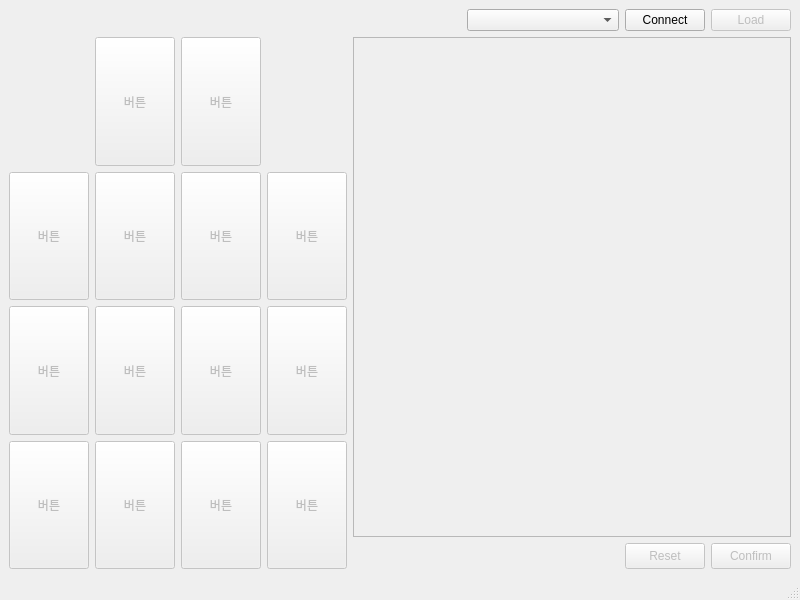
First picture: the form in QtFramework/KeyMacroBinder/mainwindow.ui, repository Cydnus/Study_files, before the edit.
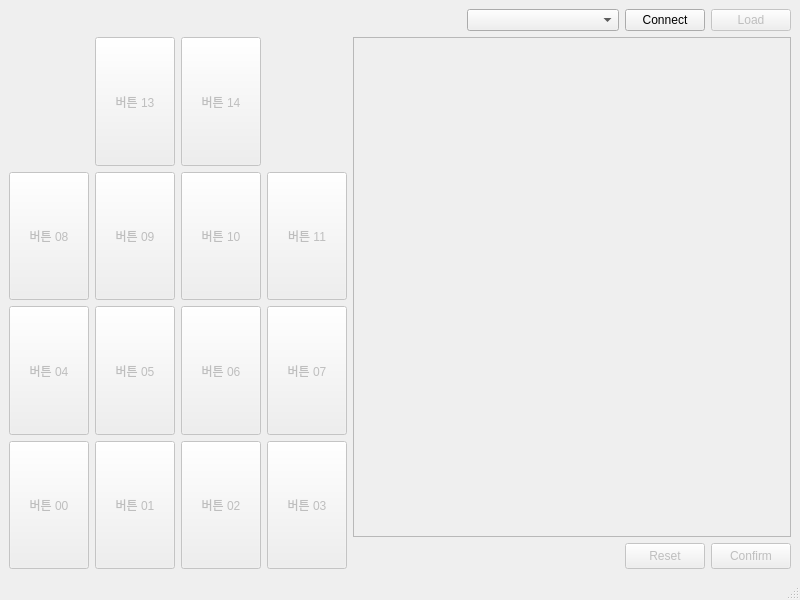
Second picture: the form after the edit.

What changed in the file:
```diff
--- a/QtFramework/KeyMacroBinder/mainwindow.ui
+++ b/QtFramework/KeyMacroBinder/mainwindow.ui
@@ -73,7 +73,7 @@
              </sizepolicy>
             </property>
             <property name="text">
-             <string>버튼</string>
+             <string>버튼 00</string>
             </property>
            </widget>
           </item>
@@ -89,7 +89,7 @@
              </sizepolicy>
             </property>
             <property name="text">
-             <string>버튼</string>
+             <string>버튼 06</string>
             </property>
            </widget>
           </item>
@@ -105,7 +105,7 @@
              </sizepolicy>
             </property>
             <property name="text">
-             <string>버튼</string>
+             <string>버튼 07</string>
             </property>
            </widget>
           </item>
@@ -121,7 +121,7 @@
              </sizepolicy>
             </property>
             <property name="text">
-             <string>버튼</string>
+             <string>버튼 08</string>
             </property>
            </widget>
           </item>
@@ -137,7 +137,7 @@
              </sizepolicy>
             </property>
             <property name="text">
-             <string>버튼</string>
+             <string>버튼 01</string>
             </property>
            </widget>
           </item>
@@ -153,7 +153,7 @@
              </sizepolicy>
             </property>
             <property name="text">
-             <string>버튼</string>
+             <string>버튼 14</string>
             </property>
            </widget>
           </item>
@@ -169,7 +169,7 @@
              </sizepolicy>
             </property>
             <property name="text">
-             <string>버튼</string>
+             <string>버튼 10</string>
             </property>
            </widget>
           </item>
@@ -185,7 +185,7 @@
              </sizepolicy>
             </property>
             <property name="text">
-             <string>버튼</string>
+             <string>버튼 13</string>
             </property>
            </widget>
           </item>
@@ -201,7 +201,7 @@
              </sizepolicy>
             </property>
             <property name="text">
-             <string>버튼</string>
+             <string>버튼 02</string>
             </property>
            </widget>
           </item>
@@ -217,7 +217,7 @@
              </sizepolicy>
             </property>
             <property name="text">
-             <string>버튼</string>
+             <string>버튼 03</string>
             </property>
            </widget>
           </item>
@@ -233,7 +233,7 @@
              </sizepolicy>
             </property>
             <property name="text">
-             <string>버튼</string>
+             <string>버튼 04</string>
             </property>
            </widget>
           </item>
@@ -249,7 +249,7 @@
              </sizepolicy>
             </property>
             <property name="text">
-             <string>버튼</string>
+             <string>버튼 09</string>
             </property>
            </widget>
           </item>
@@ -265,7 +265,7 @@
              </sizepolicy>
             </property>
             <property name="text">
-             <string>버튼</string>
+             <string>버튼 11</string>
             </property>
            </widget>
           </item>
@@ -281,7 +281,7 @@
              </sizepolicy>
             </property>
             <property name="text">
-             <string>버튼</string>
+             <string>버튼 05</string>
             </property>
            </widget>
           </item>
```
